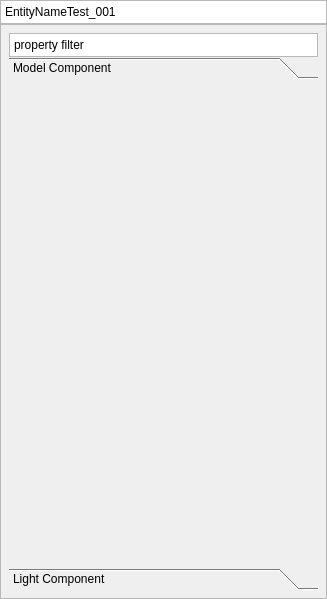
Old version of the form src/HappyTools/HappySandBox/code/forms/EntityPropertiesForm.ui in the repository EvilInteractive/happy-engine.
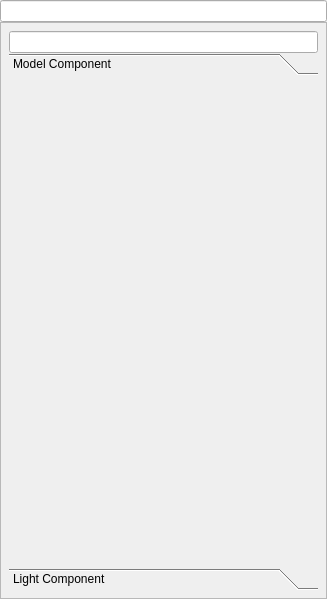
New version of the form. The open tabs and pages were chosen to show the change.

Commit message: Added entity names

```diff
--- a/src/HappyTools/HappySandBox/code/forms/EntityPropertiesForm.ui
+++ b/src/HappyTools/HappySandBox/code/forms/EntityPropertiesForm.ui
@@ -14,46 +14,21 @@
    <string>Form</string>
   </property>
   <layout class="QGridLayout" name="gridLayout">
+   <property name="leftMargin">
+    <number>0</number>
+   </property>
+   <property name="topMargin">
+    <number>0</number>
+   </property>
+   <property name="rightMargin">
+    <number>0</number>
+   </property>
+   <property name="bottomMargin">
+    <number>0</number>
+   </property>
    <property name="verticalSpacing">
     <number>0</number>
    </property>
-   <property name="margin">
-    <number>0</number>
-   </property>
-   <item row="0" column="0">
-    <widget class="QPlainTextEdit" name="m_EntityNames">
-     <property name="sizePolicy">
-      <sizepolicy hsizetype="Expanding" vsizetype="Fixed">
-       <horstretch>0</horstretch>
-       <verstretch>0</verstretch>
-      </sizepolicy>
-     </property>
-     <property name="maximumSize">
-      <size>
-       <width>16777215</width>
-       <height>24</height>
-      </size>
-     </property>
-     <property name="toolTip">
-      <string>&lt;html&gt;&lt;head/&gt;&lt;body&gt;&lt;p&gt;Selected entities&lt;/p&gt;&lt;/body&gt;&lt;/html&gt;</string>
-     </property>
-     <property name="verticalScrollBarPolicy">
-      <enum>Qt::ScrollBarAlwaysOff</enum>
-     </property>
-     <property name="horizontalScrollBarPolicy">
-      <enum>Qt::ScrollBarAlwaysOff</enum>
-     </property>
-     <property name="undoRedoEnabled">
-      <bool>false</bool>
-     </property>
-     <property name="readOnly">
-      <bool>true</bool>
-     </property>
-     <property name="plainText">
-      <string>EntityNameTest_001</string>
-     </property>
-    </widget>
-   </item>
    <item row="1" column="0">
     <widget class="QFrame" name="frame_2">
      <property name="frameShape">
@@ -63,51 +38,23 @@
       <enum>QFrame::Raised</enum>
      </property>
      <layout class="QGridLayout" name="gridLayout_2">
+      <property name="leftMargin">
+       <number>8</number>
+      </property>
+      <property name="topMargin">
+       <number>8</number>
+      </property>
+      <property name="rightMargin">
+       <number>8</number>
+      </property>
+      <property name="bottomMargin">
+       <number>8</number>
+      </property>
       <property name="verticalSpacing">
        <number>0</number>
       </property>
-      <property name="margin">
-       <number>8</number>
-      </property>
       <item row="0" column="0">
-       <widget class="QPlainTextEdit" name="m_Filter">
-        <property name="sizePolicy">
-         <sizepolicy hsizetype="Expanding" vsizetype="Fixed">
-          <horstretch>0</horstretch>
-          <verstretch>0</verstretch>
-         </sizepolicy>
-        </property>
-        <property name="minimumSize">
-         <size>
-          <width>0</width>
-          <height>24</height>
-         </size>
-        </property>
-        <property name="maximumSize">
-         <size>
-          <width>16777215</width>
-          <height>24</height>
-         </size>
-        </property>
-        <property name="baseSize">
-         <size>
-          <width>0</width>
-          <height>24</height>
-         </size>
-        </property>
-        <property name="autoFillBackground">
-         <bool>false</bool>
-        </property>
-        <property name="verticalScrollBarPolicy">
-         <enum>Qt::ScrollBarAlwaysOff</enum>
-        </property>
-        <property name="horizontalScrollBarPolicy">
-         <enum>Qt::ScrollBarAlwaysOff</enum>
-        </property>
-        <property name="plainText">
-         <string>property filter</string>
-        </property>
-       </widget>
+       <widget class="QLineEdit" name="m_Filter"/>
       </item>
       <item row="1" column="0">
        <widget class="QToolBox" name="m_ComponentPanel">
@@ -128,8 +75,8 @@
           <rect>
            <x>0</x>
            <y>0</y>
-           <width>309</width>
-           <height>471</height>
+           <width>100</width>
+           <height>30</height>
           </rect>
          </property>
          <attribute name="label">
@@ -154,6 +101,9 @@
      </layout>
     </widget>
    </item>
+   <item row="0" column="0">
+    <widget class="QLineEdit" name="m_Name"/>
+   </item>
   </layout>
  </widget>
  <resources/>
```
The commit also changes 4 other files.
